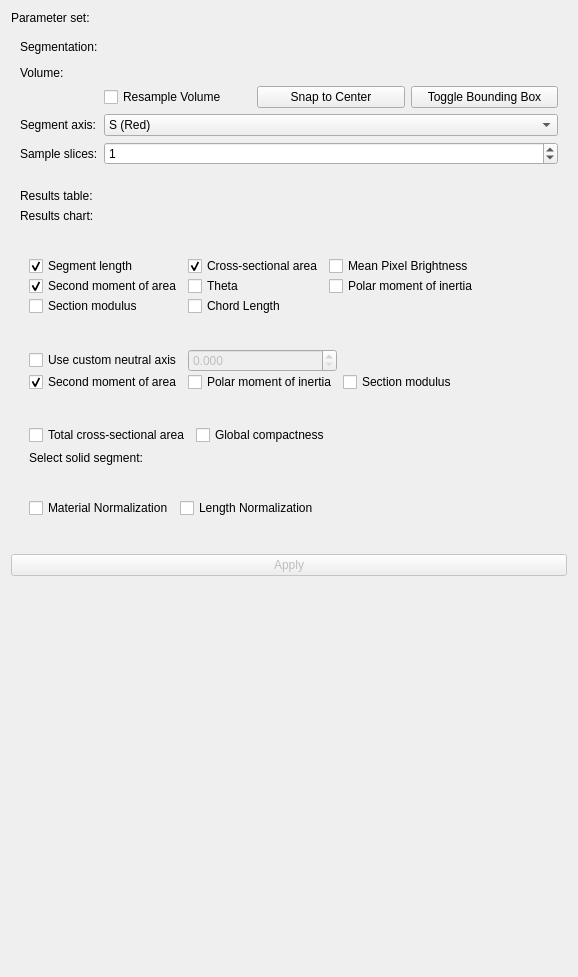
First picture: the form in SegmentGeometry/Resources/UI/SegmentGeometry.ui, repository jmhuie/SlicerBiomech, before the edit.
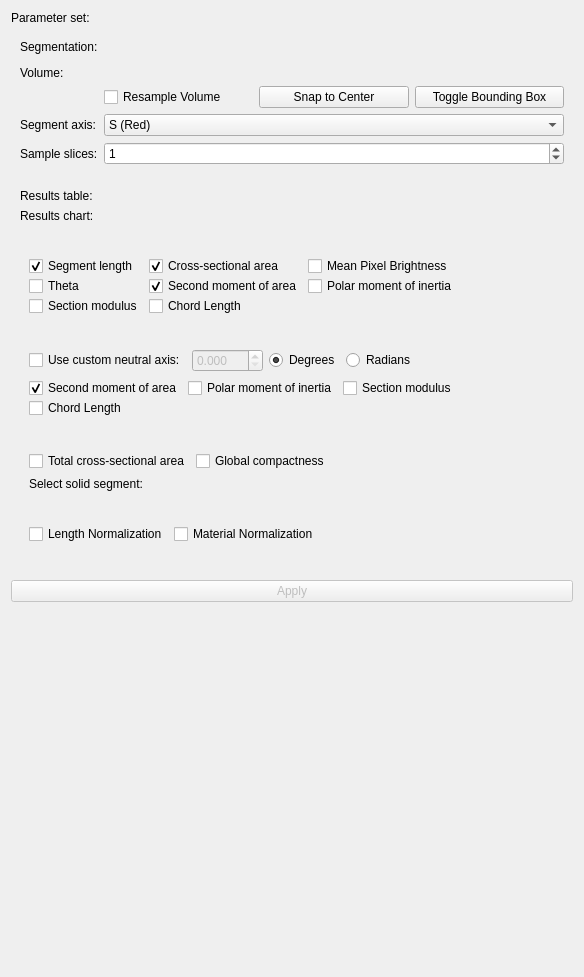
Second picture: the form after the edit. Custom widgets are drawn as their Qt base class.

Commit message: fixed angle calcs

What changed in the file:
```diff
--- a/SegmentGeometry/Resources/UI/SegmentGeometry.ui
+++ b/SegmentGeometry/Resources/UI/SegmentGeometry.ui
@@ -6,7 +6,7 @@
    <rect>
     <x>0</x>
     <y>0</y>
-    <width>578</width>
+    <width>584</width>
     <height>977</height>
    </rect>
   </property>
@@ -426,7 +426,7 @@
               </property>
              </widget>
             </item>
-            <item row="1" column="1">
+            <item row="1" column="0">
              <widget class="QCheckBox" name="ThetacheckBox">
               <property name="text">
                <string>Theta</string>
@@ -466,7 +466,7 @@
               </property>
              </widget>
             </item>
-            <item row="1" column="0">
+            <item row="1" column="1">
              <widget class="QCheckBox" name="SMAcheckBox_1">
               <property name="text">
                <string>Second moment of area</string>
@@ -539,52 +539,13 @@
             <item row="0" column="0">
              <widget class="QCheckBox" name="OrientationcheckBox">
               <property name="text">
-               <string>Use custom neutral axis</string>
+               <string>Use custom neutral axis:</string>
               </property>
               <property name="checkable">
                <bool>true</bool>
               </property>
              </widget>
             </item>
-            <item row="1" column="0">
-             <widget class="QCheckBox" name="SMAcheckBox_2">
-              <property name="enabled">
-               <bool>true</bool>
-              </property>
-              <property name="text">
-               <string>Second moment of area</string>
-              </property>
-              <property name="checked">
-               <bool>true</bool>
-              </property>
-             </widget>
-            </item>
-            <item row="1" column="2">
-             <widget class="QCheckBox" name="MODcheckBox_2">
-              <property name="enabled">
-               <bool>true</bool>
-              </property>
-              <property name="text">
-               <string>Section modulus</string>
-              </property>
-              <property name="checked">
-               <bool>false</bool>
-              </property>
-             </widget>
-            </item>
-            <item row="1" column="1">
-             <widget class="QCheckBox" name="PolarcheckBox_2">
-              <property name="enabled">
-               <bool>true</bool>
-              </property>
-              <property name="text">
-               <string>Polar moment of inertia</string>
-              </property>
-              <property name="checked">
-               <bool>false</bool>
-              </property>
-             </widget>
-            </item>
             <item row="0" column="1">
              <widget class="QDoubleSpinBox" name="orientationspinBox">
               <property name="enabled">
@@ -601,6 +562,96 @@
               </property>
              </widget>
             </item>
+            <item row="0" column="2">
+             <widget class="QRadioButton" name="DegradioButton">
+              <property name="text">
+               <string>Degrees</string>
+              </property>
+              <property name ="checked">
+               <bool>true</bool>
+              </property>
+             </widget>
+            </item>
+            <item row="0" column="3">
+             <widget class="QRadioButton" name="RadradioButton">
+              <property name="text">
+               <string>Radians</string>
+              </property>
+             </widget>
+            </item>
+           </layout>
+          </widget>
+         </item>
+         <item row="1" column="0">
+          <widget class="QFrame" name="frame_4">
+           <layout class="QGridLayout" name="gridLayout_8">
+            <property name="leftMargin">
+             <number>0</number>
+            </property>
+            <property name="topMargin">
+             <number>0</number>
+            </property>
+            <property name="rightMargin">
+             <number>0</number>
+            </property>
+            <property name="bottomMargin">
+             <number>0</number>
+            </property>
+            <property name="verticalSpacing">
+             <number>0</number>
+            </property>
+            <item row="0" column="0">
+             <widget class="QCheckBox" name="SMAcheckBox_2">
+              <property name="enabled">
+               <bool>true</bool>
+              </property>
+              <property name="text">
+               <string>Second moment of area</string>
+              </property>
+              <property name="checked">
+               <bool>true</bool>
+              </property>
+             </widget>
+            </item>
+            <item row="0" column="1">
+             <widget class="QCheckBox" name="PolarcheckBox_2">
+              <property name="enabled">
+               <bool>true</bool>
+              </property>
+              <property name="text">
+               <string>Polar moment of inertia</string>
+              </property>
+              <property name="checked">
+               <bool>false</bool>
+              </property>
+             </widget>
+            </item>
+            <item row="0" column="2">
+             <widget class="QCheckBox" name="MODcheckBox_2">
+              <property name="enabled">
+               <bool>true</bool>
+              </property>
+              <property name="text">
+               <string>Section modulus</string>
+              </property>
+              <property name="checked">
+               <bool>false</bool>
+              </property>
+             </widget>
+            </item>
+            <item row="1" column="0">
+             <widget class="QCheckBox" name="RcheckBox_2">
+              <property name="enabled">
+               <bool>true</bool>
+              </property>
+              <property name="text">
+               <string>Chord Length</string>
+              </property>
+              <property name="checked">
+               <bool>false</bool>
+              </property>
+             </widget>
+            </item>
            </layout>
           </widget>
          </item>
@@ -650,7 +701,7 @@
            </property>
           </widget>
          </item>
-         <item row="1" column="2">
+         <item row="1" column="1">
           <widget class="qMRMLSegmentSelectorWidget" name="areaSegmentSelector" native="true">
            <property name = "enabled">
             <bool>false</bool>
@@ -685,7 +736,7 @@
          <bool>false</bool>
         </property>
         <layout class="QFormLayout" name="formLayout_7">
-         <item row="0" column="1">
+         <item row="0" column="0">
           <widget class="QCheckBox" name="DoubecheckBox">
            <property name="text">
             <string>Length Normalization</string>
@@ -695,7 +746,7 @@
            </property>
           </widget>
          </item>
-         <item row="0" column="0">
+         <item row="0" column="1">
           <widget class="QCheckBox" name="SummerscheckBox">
            <property name="text">
             <string>Material Normalization</string>
```
Left out of the diff: 8 changed lines with no effect on the pictures. The commit also changes 2 other files.
